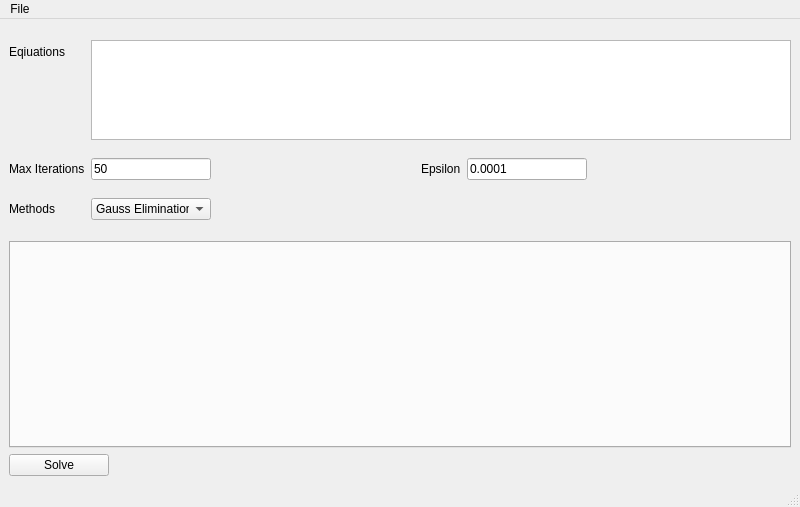
First picture: the form in part2.ui, repository MohammedAbdelbarry/numerical-analysis, before the edit.
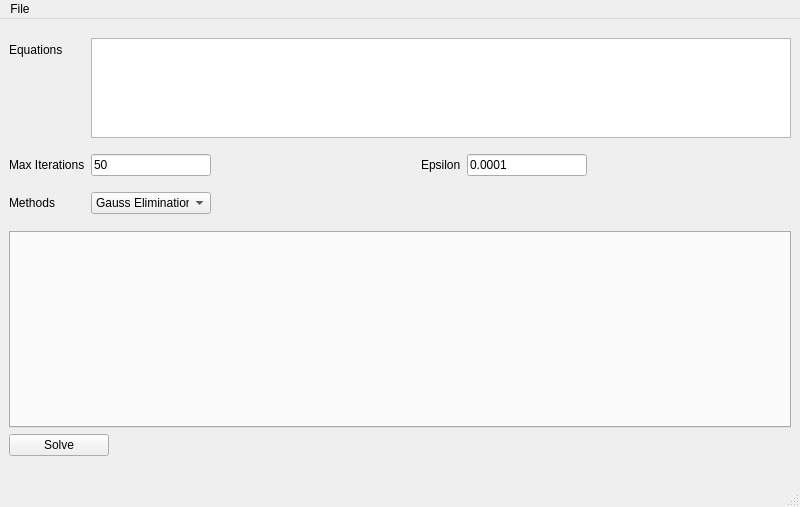
Second picture: the form after the edit.

Commit message: equation system's output configured.

Patch:
```diff
--- a/part2.ui
+++ b/part2.ui
@@ -33,7 +33,7 @@
       <item row="0" column="0">
        <widget class="QLabel" name="label">
         <property name="text">
-         <string>Eqiuations</string>
+         <string>Equations</string>
         </property>
        </widget>
       </item>
@@ -167,6 +167,13 @@
       </property>
      </widget>
     </item>
+    <item>
+     <widget class="QLabel" name="error_msg">
+      <property name="text">
+       <string/>
+      </property>
+     </widget>
+    </item>
    </layout>
   </widget>
   <widget class="QMenuBar" name="menubar">
```
Left out of the diff: 8 changed lines with no effect on the pictures. The commit also changes 3 other files.
